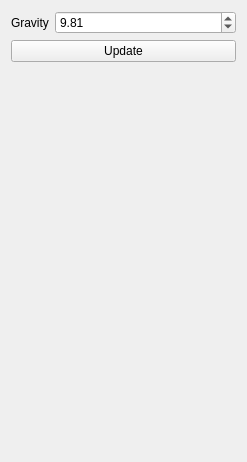
Above: CA-Simulations/forms/widgetfountain.ui from Astri2/ESIR3-FIB-Computer-Animation-Labs before the change. Below: the same form after it.
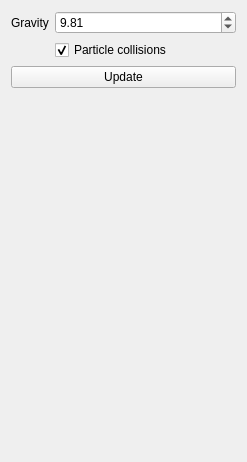
That is the form after the change.

Commit message: first particle-particle collision implementation

```diff
--- a/CA-Simulations/forms/widgetfountain.ui
+++ b/CA-Simulations/forms/widgetfountain.ui
@@ -34,13 +34,33 @@
      </property>
     </widget>
    </item>
-   <item row="1" column="0" colspan="2">
+   <item row="1" column="0">
+    <widget class="QLabel" name="label_2">
+     <property name="text">
+      <string/>
+     </property>
+    </widget>
+   </item>
+   <item row="2" column="0" colspan="2">
     <widget class="QPushButton" name="btnUpdate">
      <property name="text">
       <string>Update</string>
      </property>
     </widget>
    </item>
+   <item row="1" column="1">
+    <widget class="QCheckBox" name="ParticleCollisionCheckBox">
+     <property name="enabled">
+      <bool>true</bool>
+     </property>
+     <property name="text">
+      <string>Particle collisions</string>
+     </property>
+     <property name="checked">
+      <bool>true</bool>
+     </property>
+    </widget>
+   </item>
   </layout>
  </widget>
  <resources/>
```
The commit also changes 11 other files.
